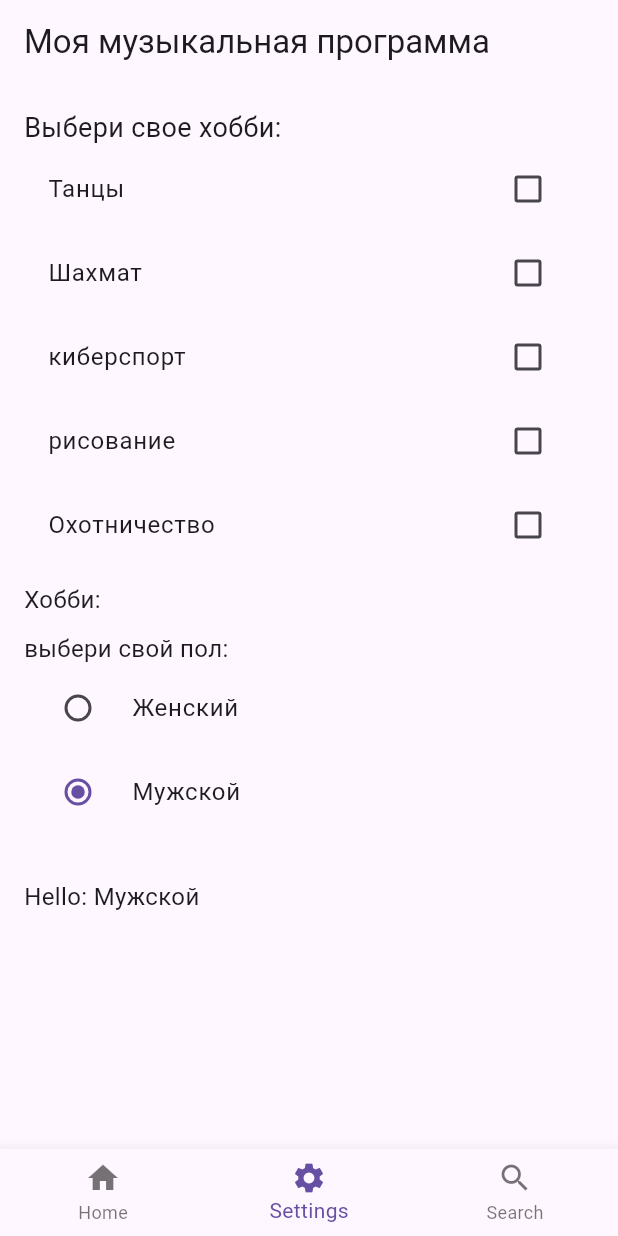
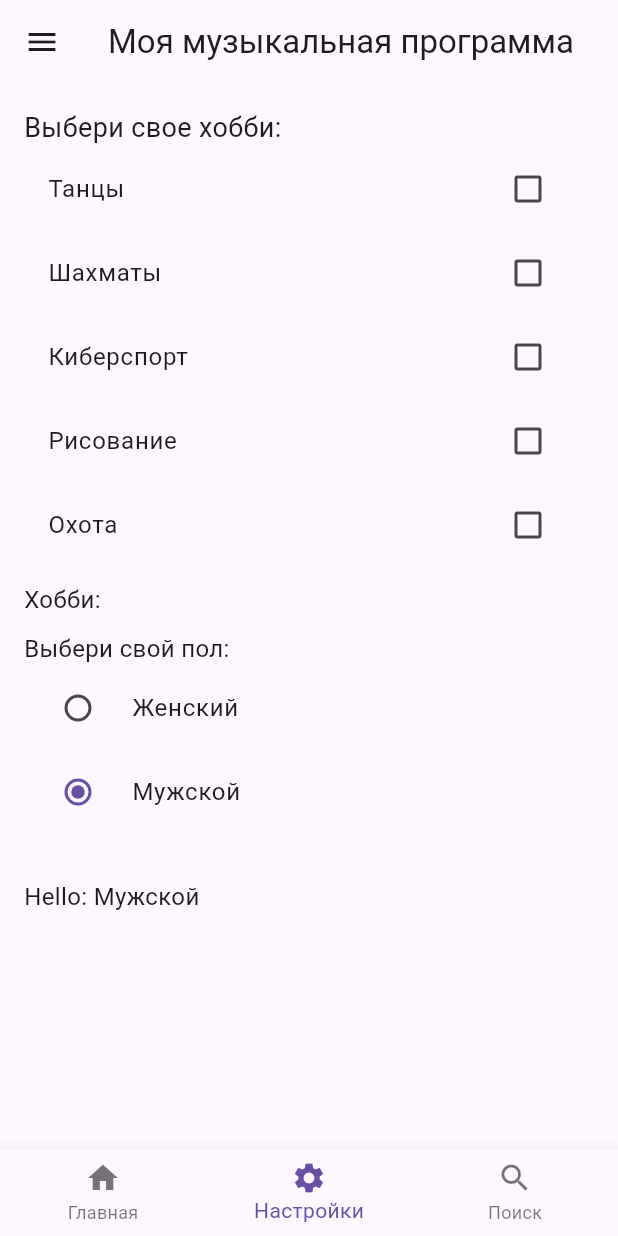
Before and after one commit to Abitaeva/5project, a Flutter app: the screen it shows after launch, item 2 of the bottom bar chosen, on a phone screen of 412 x 824 dp. Run offline on Flutter 3.47's test engine with Material 3 defaults, Android fonts, the light colour scheme and no system bars.

Commit message:
Update main.dart

```diff
--- a/lib/main.dart
+++ b/lib/main.dart
@@ -32,6 +32,52 @@ class _NavigationState extends State<NavigationBar> {
       appBar: AppBar(
         title: Text('Моя музыкальная программа'),
       ),
+      drawer: Drawer(
+        child: ListView(
+          padding: EdgeInsets.zero,
+          children: <Widget>[
+            DrawerHeader(
+              decoration: BoxDecoration(
+                color: Colors.blue,
+              ),
+              child: Text(
+                'О себе',
+                style: TextStyle(
+                  color: Colors.white,
+                  fontSize: 24,
+                ),
+              ),
+            ),
+            ListTile(
+              title: Text('Главная'),
+              onTap: () {
+                Navigator.pop(context);
+                setState(() {
+                  _currentIndex = 0;
+                });
+              },
+            ),
+            ListTile(
+              title: Text('Настройки'),
+              onTap: () {
+                Navigator.pop(context);
+                setState(() {
+                  _currentIndex = 1;
+                });
+              },
+            ),
+            ListTile(
+              title: Text('Поиск'),
+              onTap: () {
+                Navigator.pop(context);
+                setState(() {
+                  _currentIndex = 2;
+                });
+              },
+            ),
+          ],
+        ),
+      ),
       body: _pages[_currentIndex],
       bottomNavigationBar: BottomNavigationBar(
         currentIndex: _currentIndex,
@@ -43,15 +89,15 @@ class _NavigationState extends State<NavigationBar> {
         items: [
           BottomNavigationBarItem(
             icon: Icon(Icons.home),
-            label: 'Home',
+            label: 'Главная',
           ),
           BottomNavigationBarItem(
             icon: Icon(Icons.settings),
-            label: 'Settings',
+            label: 'Настройки',
           ),
           BottomNavigationBarItem(
             icon: Icon(Icons.search),
-            label: 'Search',
+            label: 'Поиск',
           ),
         ],
       ),
@@ -59,7 +105,14 @@ class _NavigationState extends State<NavigationBar> {
   }
 }
 
-class HomePage extends StatelessWidget {
+class HomePage extends StatefulWidget {
+  @override
+  _HomePageState createState() => _HomePageState();
+}
+
+class _HomePageState extends State<HomePage> {
+  bool _isLoading = false;
+
   @override
   Widget build(BuildContext context) {
     return Center(
@@ -114,6 +167,24 @@ class HomePage extends StatelessWidget {
             },
             child: Text('Button 2'),
           ),
+          SizedBox(height: 20),
+          ElevatedButton(
+            onPressed: () {
+              setState(() {
+                _isLoading = true;
+              });
+              Future.delayed(Duration(seconds: 3), () {
+                setState(() {
+                  _isLoading = false;
+                });
+              });
+            },
+            child: Text('Загрузка'),
+          ),
+          SizedBox(height: 10),
+          _isLoading
+              ? CircularProgressIndicator()
+              : Container(),
         ],
       ),
     );
@@ -173,25 +244,25 @@ class _MyHomePageState extends State<MyHomePage> {
                 onChanged: (isChecked) => _updateHobbies('Танцы', isChecked),
               ),
               CheckboxListTile(
-                title: Text('Шахмат'),
-                value: hobbies.contains('Шахмат'),
-                onChanged: (isChecked) => _updateHobbies('Шахмат', isChecked),
+                title: Text('Шахматы'),
+                value: hobbies.contains('Шахматы'),
+                onChanged: (isChecked) => _updateHobbies('Шахматы', isChecked),
               ),
               CheckboxListTile(
-                title: Text('киберспорт'),
-                value: hobbies.contains('киберспорт'),
-                onChanged: (isChecked) => _updateHobbies('киберспорт', isChecked),
+                title: Text('Киберспорт'),
+                value: hobbies.contains('Киберспорт'),
+                onChanged: (isChecked) => _updateHobbies('Киберспорт', isChecked),
               ),
               CheckboxListTile(
-                title: Text('рисование'),
-                value: hobbies.contains('рисование'),
+                title: Text('Рисование'),
+                value: hobbies.contains('Рисование'),
                 onChanged: (isChecked) =>
-                    _updateHobbies('рисование', isChecked),
+                    _updateHobbies('Рисование', isChecked),
               ),
               CheckboxListTile(
-                title: Text('Охотничество'),
-                value: hobbies.contains('Охотничество'),
-                onChanged: (isChecked) => _updateHobbies('Охотничество', isChecked),
+                title: Text('Охота'),
+                value: hobbies.contains('Охота'),
+                onChanged: (isChecked) => _updateHobbies('Охота', isChecked),
               ),
               SizedBox(height: 10),
               Text(
@@ -200,7 +271,7 @@ class _MyHomePageState extends State<MyHomePage> {
               ),
               SizedBox(height: 10),
               Text(
-                'выбери свой пол:',
+                'Выбери свой пол:',
                 style: TextStyle(fontSize: 16),
               ),
               RadioListTile<bool>(
@@ -240,11 +311,11 @@ class SearchPage extends StatelessWidget {
                 children: [
                   ListTile(
                     leading: Icon(Icons.album),
-                    title: Text('галерея'),
+                    title: Text('Галерея'),
                   ),
                   ListTile(
                     leading: Icon(Icons.phone),
-                    title: Text('телефон'),
+                    title: Text('Телефон'),
                   ),
                   ListTile(
                     leading: Icon(Icons.contacts),
@@ -313,7 +384,7 @@ class SearchPage extends StatelessWidget {
                               child: Center(child: Text('Музыка')),
                             ),
                             TableCell(
-                              child: Center(child: Text('певец')),
+                              child: Center(child: Text('Певец')),
                             ),
                             TableCell(
                               child: Center(child: Text('Год')),
@@ -323,7 +394,7 @@ class SearchPage extends StatelessWidget {
                         TableRow(
                           children: [
                             TableCell(
-                              child: Center(child: Text('это любовь')),
+                              child: Center(child: Text('Это любовь')),
                             ),
                             TableCell(
                               child: Center(child: Text('Скриптонит')),
```
